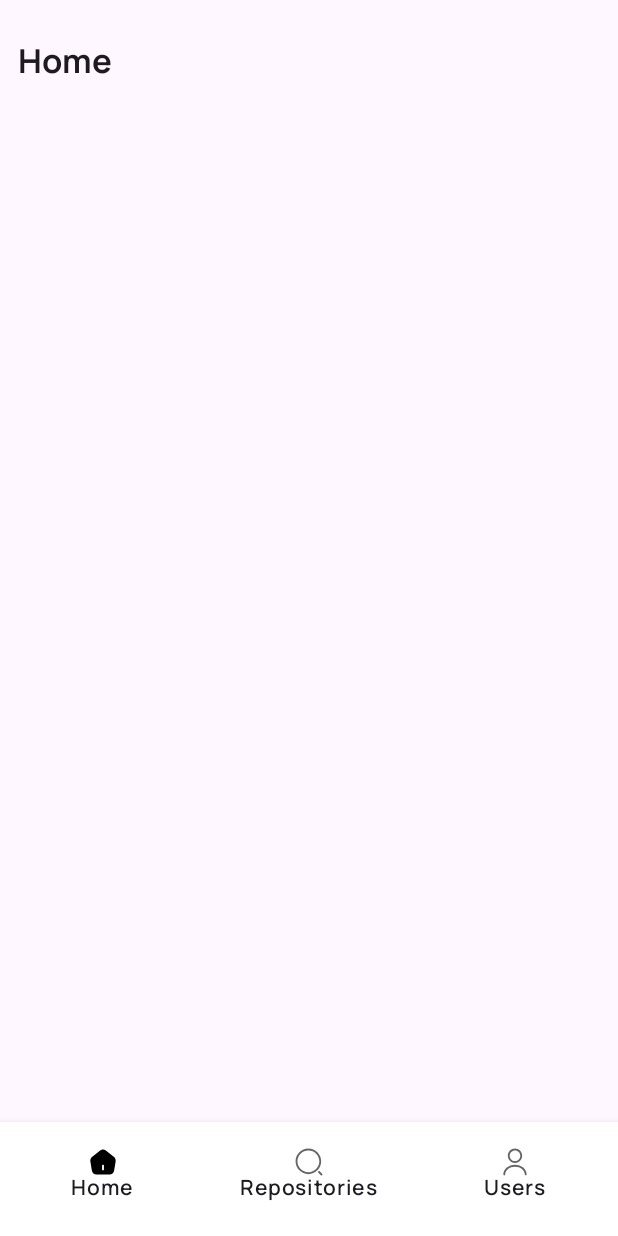
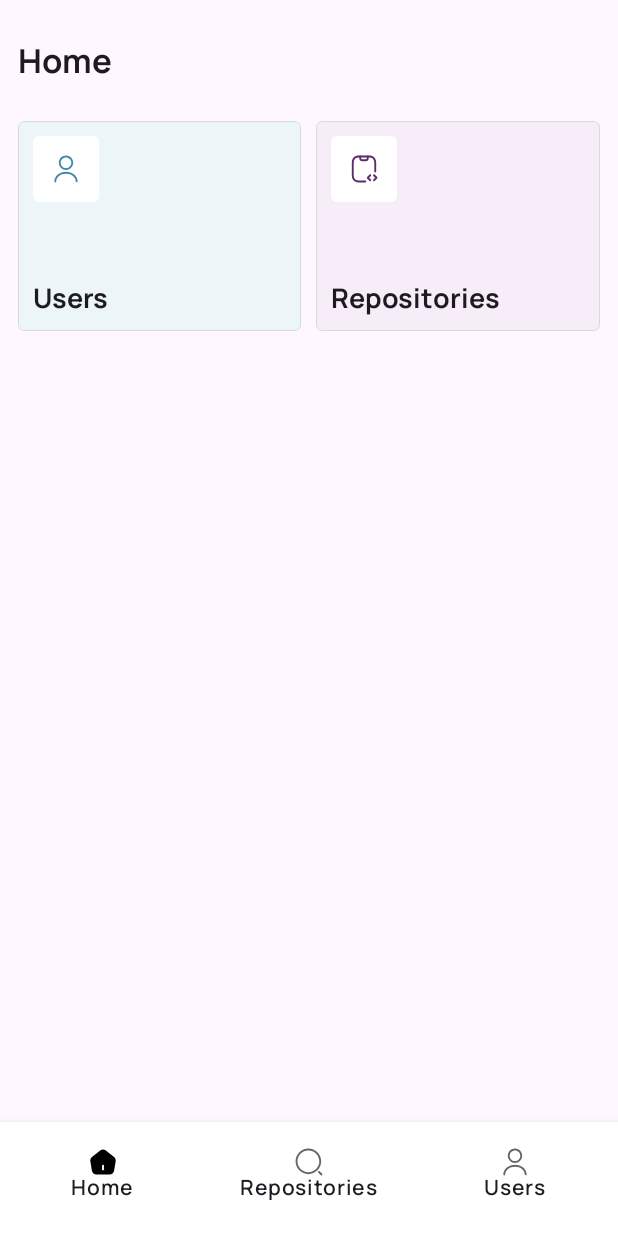
Before and after one commit to Xheghun/RepoLens, an Android app built with Jetpack Compose: the screen it shows after launch (MainActivity), on a phone screen of 412 x 824 dp. Run offline under Robolectric (Android 15) with nearby library versions, the phone set to English and light mode, and no system bars.

Commit message:
nav complete

```diff
--- a/app/src/main/java/com/xheghun/repolens/presentation/MainActivity.kt
+++ b/app/src/main/java/com/xheghun/repolens/presentation/MainActivity.kt
@@ -43,8 +43,8 @@ class MainActivity : ComponentActivity() {
             val navController = rememberNavController()
             val screens = listOf(
                 TopLevelRoute("Home", Routes.Home, R.drawable.home, R.drawable.home_active),
-                TopLevelRoute("Repositories", Routes.Search, R.drawable.search, R.drawable.search_active),
-                TopLevelRoute("Users", Routes.User, R.drawable.user, R.drawable.user_active),
+                TopLevelRoute("Repositories", Routes.Repositories, R.drawable.search, R.drawable.search_active),
+                TopLevelRoute("Users", Routes.Users, R.drawable.user, R.drawable.user_active),
             )
             RepoLensTheme {
                 Scaffold(
@@ -100,9 +100,9 @@ class MainActivity : ComponentActivity() {
                         startDestination = Routes.Home.name,
                         modifier = Modifier.padding(innerPadding)
                     ) {
-                        composable(Routes.Home.name) { HomeView() }
-                        composable(Routes.Search.name) { SearchView() }
-                        composable(Routes.User.name) { UserView() }
+                        composable(Routes.Home.name) { HomeView(navController) }
+                        composable(Routes.Repositories.name) { SearchView(navController) }
+                        composable(Routes.Users.name) { UserView(navController) }
                     }
                 }
 
--- a/app/src/main/java/com/xheghun/repolens/presentation/Routes.kt
+++ b/app/src/main/java/com/xheghun/repolens/presentation/Routes.kt
@@ -2,6 +2,6 @@ package com.xheghun.repolens.presentation
 
 enum class Routes {
     Home,
-    Search,
-    User
+    Repositories,
+    Users
 }
--- a/app/src/main/java/com/xheghun/repolens/presentation/home/HomeView.kt
+++ b/app/src/main/java/com/xheghun/repolens/presentation/home/HomeView.kt
@@ -1,21 +1,49 @@
 package com.xheghun.repolens.presentation.home
 
+import androidx.compose.foundation.layout.Box
 import androidx.compose.foundation.layout.Column
+import androidx.compose.foundation.layout.Row
 import androidx.compose.foundation.layout.padding
-import androidx.compose.material3.MaterialTheme
-import androidx.compose.material3.Text
+import androidx.compose.foundation.layout.width
 import androidx.compose.runtime.Composable
 import androidx.compose.ui.Modifier
 import androidx.compose.ui.unit.dp
+import androidx.navigation.NavHostController
+import com.xheghun.repolens.R
+import com.xheghun.repolens.presentation.Routes
+import com.xheghun.repolens.presentation.theme.DeepPurple
+import com.xheghun.repolens.presentation.theme.PurpleTransparent
+import com.xheghun.repolens.presentation.theme.Teal
+import com.xheghun.repolens.presentation.theme.TealTransparent
+import com.xheghun.repolens.presentation.widget.NavTile
+import com.xheghun.repolens.presentation.widget.PageTitle
 
 @Composable
-fun HomeView() {
-    Column {
-        Text(
-            text = "Home",
-            style = MaterialTheme.typography.titleLarge,
-            modifier = Modifier
-                .padding(horizontal = 12.dp, vertical = 25.dp)
-        )
+fun HomeView(navController: NavHostController) {
+    Column(Modifier.padding(horizontal = 12.dp)) {
+        PageTitle(title = "Home")
+        Row {
+            NavTile(
+                title = "Users",
+                iconResource = R.drawable.user,
+                iconTint = Teal,
+                backgroundColor = TealTransparent,
+                modifier = Modifier
+                    .weight(1f)
+            ) {
+                navController.navigate(Routes.Users.name)
+            }
+            Box(modifier = Modifier.width(10.dp))
+            NavTile(
+                title = "Repositories",
+                iconResource = R.drawable.paste_code,
+                iconTint = DeepPurple,
+                backgroundColor = PurpleTransparent,
+                modifier = Modifier
+                    .weight(1f)
+            ) {
+                navController.navigate(Routes.Repositories.name)
+            }
+        }
     }
 }
--- a/app/src/main/java/com/xheghun/repolens/presentation/search/SearchView.kt
+++ b/app/src/main/java/com/xheghun/repolens/presentation/search/SearchView.kt
@@ -1,21 +1,14 @@
 package com.xheghun.repolens.presentation.search
 
 import androidx.compose.foundation.layout.Column
-import androidx.compose.foundation.layout.padding
-import androidx.compose.material.Text
-import androidx.compose.material3.MaterialTheme
 import androidx.compose.runtime.Composable
-import androidx.compose.ui.Modifier
-import androidx.compose.ui.unit.dp
+import androidx.navigation.NavHostController
+import com.xheghun.repolens.presentation.widget.PageTitle
 
 @Composable
-fun SearchView() {
+fun SearchView(navController: NavHostController) {
     Column {
-        androidx.compose.material3.Text(
-            text = "Repositories",
-            style = MaterialTheme.typography.titleLarge,
-            modifier = Modifier
-                .padding(horizontal = 12.dp, vertical = 25.dp)
-        )
+
+        PageTitle(title = "Repositories")
     }
 }
--- a/app/src/main/java/com/xheghun/repolens/presentation/theme/Color.kt
+++ b/app/src/main/java/com/xheghun/repolens/presentation/theme/Color.kt
@@ -6,3 +6,6 @@ val Black = Color(0xFF000000)
 val Teal = Color(0xFF408AAA)
 val DeepPurple = Color(0xFF5D2A6A)
 val Lime = Color(0xFF51FD00)
+val TealTransparent = Color(0xFFECF5F8)
+val PurpleTransparent = Color(0xFFF6EDF8)
+val Grey = Color(0xFFD9D9D9)
--- a/app/src/main/java/com/xheghun/repolens/presentation/theme/Type.kt
+++ b/app/src/main/java/com/xheghun/repolens/presentation/theme/Type.kt
@@ -21,6 +21,14 @@ val Typography = Typography(
         lineHeight = 28.sp,
         letterSpacing = 0.sp
     ),
+
+    titleMedium = TextStyle(
+        fontFamily = ManRope,
+        fontWeight = FontWeight.Bold,
+        fontSize = 18.sp,
+        lineHeight = 20.sp,
+        letterSpacing = 0.sp
+    ),
     labelSmall = TextStyle(
         fontFamily = ManRope,
         fontWeight = FontWeight.SemiBold,
--- a/app/src/main/java/com/xheghun/repolens/presentation/user/UserView.kt
+++ b/app/src/main/java/com/xheghun/repolens/presentation/user/UserView.kt
@@ -1,21 +1,13 @@
 package com.xheghun.repolens.presentation.user
 
 import androidx.compose.foundation.layout.Column
-import androidx.compose.foundation.layout.padding
-import androidx.compose.material.Text
-import androidx.compose.material3.MaterialTheme
 import androidx.compose.runtime.Composable
-import androidx.compose.ui.Modifier
-import androidx.compose.ui.unit.dp
+import androidx.navigation.NavHostController
+import com.xheghun.repolens.presentation.widget.PageTitle
 
 @Composable
-fun UserView() {
+fun UserView(navController: NavHostController) {
     Column {
-        androidx.compose.material3.Text(
-            text = "Users",
-            style = MaterialTheme.typography.titleLarge,
-            modifier = Modifier
-                .padding(horizontal = 12.dp, vertical = 25.dp)
-        )
+        PageTitle(title = "Users")
     }
 }
--- /dev/null
+++ b/app/src/main/java/com/xheghun/repolens/presentation/widget/Misc.kt
@@ -0,0 +1,18 @@
+package com.xheghun.repolens.presentation.widget
+
+import androidx.compose.foundation.layout.padding
+import androidx.compose.material3.MaterialTheme
+import androidx.compose.material3.Text
+import androidx.compose.runtime.Composable
+import androidx.compose.ui.Modifier
+import androidx.compose.ui.unit.dp
+
+@Composable
+fun PageTitle(title: String) {
+    Text(
+        text = title,
+        style = MaterialTheme.typography.titleLarge,
+        modifier = Modifier
+            .padding(vertical = 25.dp)
+    )
+}
--- /dev/null
+++ b/app/src/main/java/com/xheghun/repolens/presentation/widget/NavTile.kt
@@ -0,0 +1,54 @@
+package com.xheghun.repolens.presentation.widget
+
+import androidx.compose.foundation.BorderStroke
+import androidx.compose.foundation.background
+import androidx.compose.foundation.border
+import androidx.compose.foundation.clickable
+import androidx.compose.foundation.layout.Arrangement
+import androidx.compose.foundation.layout.Column
+import androidx.compose.foundation.layout.height
+import androidx.compose.foundation.layout.padding
+import androidx.compose.foundation.shape.RoundedCornerShape
+import androidx.compose.material3.Icon
+import androidx.compose.material3.MaterialTheme
+import androidx.compose.material3.Text
+import androidx.compose.runtime.Composable
+import androidx.compose.ui.Modifier
+import androidx.compose.ui.draw.clip
+import androidx.compose.ui.graphics.Color
+import androidx.compose.ui.res.painterResource
+import androidx.compose.ui.unit.dp
+import com.xheghun.repolens.presentation.theme.Grey
+
+@Composable
+fun NavTile(
+    title: String,
+    iconResource: Int,
+    iconTint: Color,
+    backgroundColor: Color,
+    modifier: Modifier,
+    onTap: () -> Unit,
+    ) {
+    Column(
+        verticalArrangement = Arrangement.SpaceBetween,
+        modifier =
+        modifier
+            .height(140.dp)
+            .clip(RoundedCornerShape(4.dp))
+            .clickable { onTap() }
+            .border(0.5.dp, Grey, shape = RoundedCornerShape(4.dp))
+            .background(backgroundColor)
+            .padding(10.dp)
+    ) {
+        Icon(
+            painter = painterResource(id = iconResource),
+            contentDescription = "$title tile",
+            tint = iconTint,
+            modifier = Modifier
+                .clip(RoundedCornerShape(4.dp))
+                .background(Color.White)
+                .padding(12.dp)
+        )
+        Text(text = title, style = MaterialTheme.typography.titleMedium)
+    }
+}
--- /dev/null
+++ b/app/src/main/res/drawable/paste_code.xml
@@ -0,0 +1,18 @@
+<vector xmlns:android="http://schemas.android.com/apk/res/android"
+    android:width="20dp"
+    android:height="20dp"
+    android:viewportWidth="20"
+    android:viewportHeight="20">
+  <path
+      android:pathData="M11.25,4.792H8.733C7.717,4.792 6.875,3.967 6.858,2.95L6.833,1.675C6.825,1.333 7.1,1.042 7.442,1.033C7.45,1.033 7.45,1.033 7.458,1.033C7.8,1.033 8.075,1.308 8.083,1.642L8.108,2.917C8.117,3.25 8.4,3.533 8.733,3.533H11.25C11.6,3.533 11.875,3.25 11.875,2.908V1.667C11.875,1.325 12.158,1.042 12.5,1.042C12.842,1.042 13.125,1.325 13.125,1.667V2.917C13.125,3.95 12.283,4.792 11.25,4.792Z"
+      android:fillColor="#5D2A6A"/>
+  <path
+      android:pathData="M14.167,18.125C14.008,18.125 13.85,18.067 13.725,17.942L12.058,16.275C11.817,16.033 11.817,15.633 12.058,15.392L13.725,13.725C13.967,13.483 14.367,13.483 14.608,13.725C14.85,13.967 14.85,14.367 14.608,14.608L13.383,15.833L14.608,17.058C14.85,17.3 14.85,17.7 14.608,17.942C14.483,18.067 14.325,18.125 14.167,18.125Z"
+      android:fillColor="#5D2A6A"/>
+  <path
+      android:pathData="M16.667,18.125C16.508,18.125 16.35,18.067 16.225,17.942C15.983,17.7 15.983,17.3 16.225,17.058L17.45,15.833L16.225,14.608C15.983,14.367 15.983,13.967 16.225,13.725C16.467,13.483 16.867,13.483 17.108,13.725L18.775,15.392C19.017,15.633 19.017,16.033 18.775,16.275L17.108,17.942C16.983,18.067 16.825,18.125 16.667,18.125Z"
+      android:fillColor="#5D2A6A"/>
+  <path
+      android:pathData="M10.833,18.958H6.667C3.625,18.958 1.875,17.208 1.875,14.167V5.833C1.875,2.792 3.625,1.042 6.667,1.042H13.333C16.375,1.042 18.125,2.792 18.125,5.833V11.667C18.125,12.008 17.842,12.292 17.5,12.292C17.158,12.292 16.875,12.008 16.875,11.667V5.833C16.875,3.45 15.717,2.292 13.333,2.292H6.667C4.283,2.292 3.125,3.45 3.125,5.833V14.167C3.125,16.55 4.283,17.708 6.667,17.708H10.833C11.175,17.708 11.458,17.992 11.458,18.333C11.458,18.675 11.175,18.958 10.833,18.958Z"
+      android:fillColor="#5D2A6A"/>
+</vector>
```
